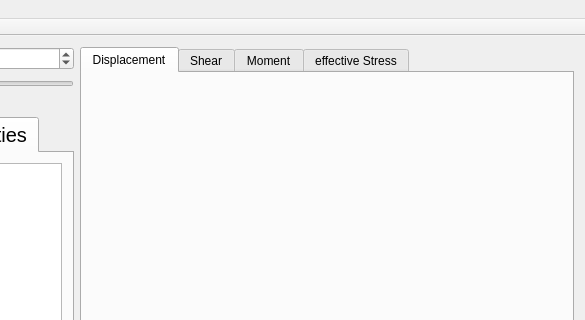
This is mainwindow.ui in NHERI-SimCenter/PileGroupTool as Qt 5 draws it before an edit; both pictures show x 309 to 894 and y 0 to 320 of the 894 by 774 pixel window. The edited form follows.
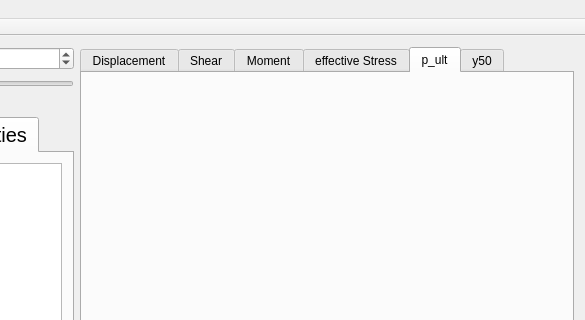
This is the edited form. The open tabs and pages were chosen to show the change. Icons and pictures are not drawn. Custom widgets are drawn as their Qt base class.

Commit message: adding plots for effect stress, p_ultimate, and y_50

The edit to the form file:
```diff
--- a/mainwindow.ui
+++ b/mainwindow.ui
@@ -374,6 +374,26 @@
         </item>
        </layout>
       </widget>
+      <widget class="QWidget" name="pult">
+       <attribute name="title">
+        <string>p_ult</string>
+       </attribute>
+       <layout class="QGridLayout" name="gridLayout_7">
+        <item row="0" column="0">
+         <widget class="QCustomPlot" name="pultPlot" native="true"/>
+        </item>
+       </layout>
+      </widget>
+      <widget class="QWidget" name="y50">
+       <attribute name="title">
+        <string>y50</string>
+       </attribute>
+       <layout class="QGridLayout" name="gridLayout_8">
+        <item row="0" column="0">
+         <widget class="QCustomPlot" name="y50Plot" native="true"/>
+        </item>
+       </layout>
+      </widget>
      </widget>
     </item>
    </layout>
```
The commit also changes 1 other file.
